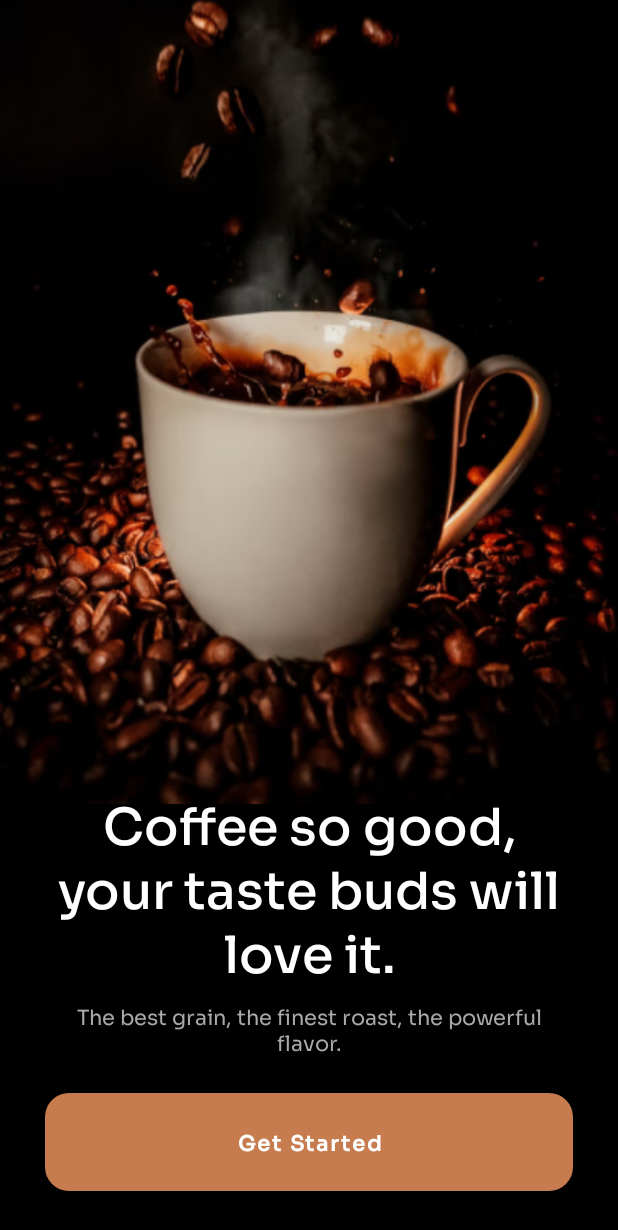
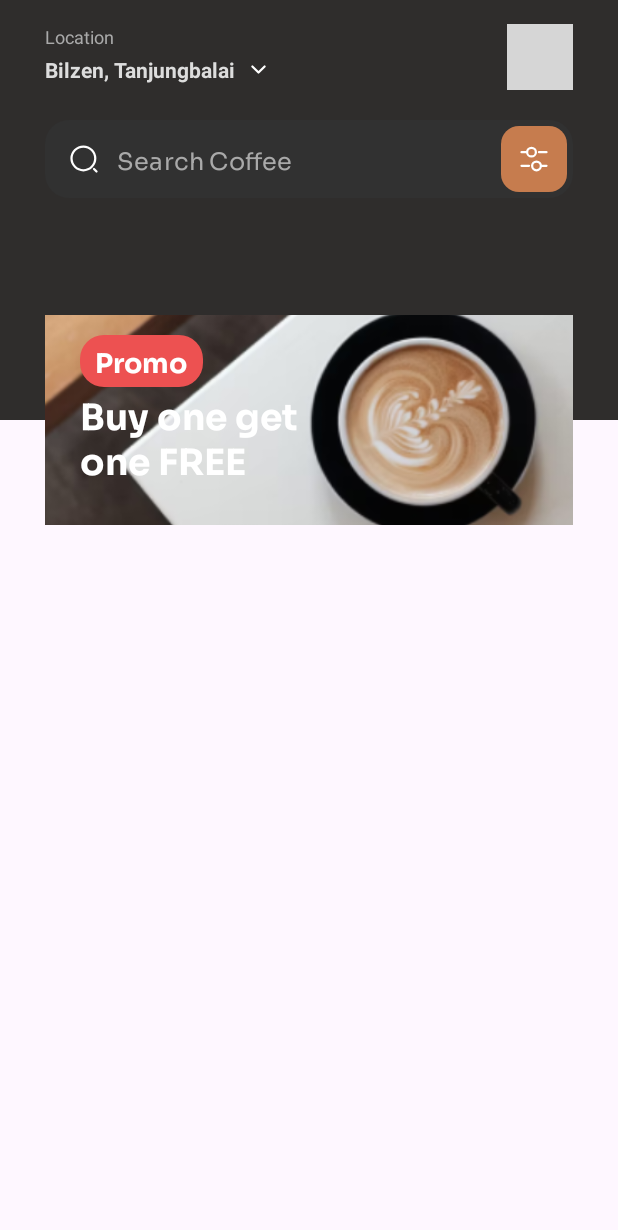
Before and after one commit to Matheus0liveira/coffee-shop, an Android app: the layout activity_main.xml on its own in the app's theme, with its tools: preview values and no code run, on a phone screen of 412 x 824 dp. Shown: the top 1230 px of the screen. Run offline under Robolectric (Android 15) with nearby library versions, the phone set to English and light mode, and no system bars; grey boxes are pictures that could not be loaded.

Commit message:
feat: create header and promo container

```diff
--- a/app/build.gradle
+++ b/app/build.gradle
@@ -43,6 +43,9 @@ dependencies {
     implementation 'androidx.constraintlayout:constraintlayout:2.1.4'
     implementation 'androidx.navigation:navigation-fragment-ktx:2.7.6'
     implementation 'androidx.navigation:navigation-ui-ktx:2.7.6'
+
+    implementation 'de.hdodenhof:circleimageview:3.1.0'
+
     testImplementation 'junit:junit:4.13.2'
     androidTestImplementation 'androidx.test.ext:junit:1.1.5'
     androidTestImplementation 'androidx.test.espresso:espresso-core:3.5.1'
--- /dev/null
+++ b/app/src/main/java/com/matheus0liveira/coffeeshop/common/view/SearchInput.kt
@@ -0,0 +1,30 @@
+package com.matheus0liveira.coffeeshop.common.view
+
+import android.content.Context
+import android.util.AttributeSet
+import android.view.LayoutInflater
+import android.widget.FrameLayout
+import com.matheus0liveira.coffeeshop.R
+
+class SearchInput : FrameLayout {
+
+    constructor(context: Context) : super(context)
+    constructor(context: Context, attrs: AttributeSet?) : super(context, attrs) {
+        setup(context, attrs)
+    }
+
+    constructor(context: Context, attrs: AttributeSet?, defStyleAttr: Int) : super(
+        context,
+        attrs,
+        defStyleAttr
+    ) {
+        setup(context, attrs)
+    }
+
+    private fun setup(context: Context, attrs: AttributeSet?) {
+
+        val inflater = context.getSystemService(Context.LAYOUT_INFLATER_SERVICE) as LayoutInflater
+        inflater.inflate(R.layout.search_input, this)
+    }
+
+}
--- /dev/null
+++ b/app/src/main/res/drawable/arrow_down.xml
@@ -0,0 +1,13 @@
+<vector xmlns:android="http://schemas.android.com/apk/res/android"
+    android:width="14dp"
+    android:height="14dp"
+    android:viewportWidth="14"
+    android:viewportHeight="14">
+  <path
+      android:pathData="M11.083,4.958L7,9.042L2.917,4.958"
+      android:strokeLineJoin="round"
+      android:strokeWidth="1.5"
+      android:fillColor="#00000000"
+      android:strokeColor="#ffffff"
+      android:strokeLineCap="round"/>
+</vector>
--- /dev/null
+++ b/app/src/main/res/drawable/furnitur_container.xml
@@ -0,0 +1,51 @@
+<vector xmlns:android="http://schemas.android.com/apk/res/android"
+    android:width="44dp"
+    android:height="44dp"
+    android:viewportWidth="44"
+    android:viewportHeight="44">
+  <path
+      android:pathData="M12,0L32,0A12,12 0,0 1,44 12L44,32A12,12 0,0 1,32 44L12,44A12,12 0,0 1,0 32L0,12A12,12 0,0 1,12 0z"
+      android:fillColor="#C67C4E"/>
+  <path
+      android:pathData="M30.333,17.417H25.333"
+      android:strokeLineJoin="round"
+      android:strokeWidth="1.5"
+      android:fillColor="#00000000"
+      android:strokeColor="#ffffff"
+      android:strokeLineCap="round"/>
+  <path
+      android:pathData="M17,17.417H13.667"
+      android:strokeLineJoin="round"
+      android:strokeWidth="1.5"
+      android:fillColor="#00000000"
+      android:strokeColor="#ffffff"
+      android:strokeLineCap="round"/>
+  <path
+      android:pathData="M20.333,20.333C21.944,20.333 23.25,19.028 23.25,17.417C23.25,15.806 21.944,14.5 20.333,14.5C18.722,14.5 17.417,15.806 17.417,17.417C17.417,19.028 18.722,20.333 20.333,20.333Z"
+      android:strokeLineJoin="round"
+      android:strokeWidth="1.5"
+      android:fillColor="#00000000"
+      android:strokeColor="#ffffff"
+      android:strokeLineCap="round"/>
+  <path
+      android:pathData="M30.333,26.583H27"
+      android:strokeLineJoin="round"
+      android:strokeWidth="1.5"
+      android:fillColor="#00000000"
+      android:strokeColor="#ffffff"
+      android:strokeLineCap="round"/>
+  <path
+      android:pathData="M18.667,26.583H13.667"
+      android:strokeLineJoin="round"
+      android:strokeWidth="1.5"
+      android:fillColor="#00000000"
+      android:strokeColor="#ffffff"
+      android:strokeLineCap="round"/>
+  <path
+      android:pathData="M23.667,29.5C25.278,29.5 26.583,28.194 26.583,26.583C26.583,24.972 25.278,23.667 23.667,23.667C22.056,23.667 20.75,24.972 20.75,26.583C20.75,28.194 22.056,29.5 23.667,29.5Z"
+      android:strokeLineJoin="round"
+      android:strokeWidth="1.5"
+      android:fillColor="#00000000"
+      android:strokeColor="#ffffff"
+      android:strokeLineCap="round"/>
+</vector>
--- /dev/null
+++ b/app/src/main/res/drawable/search.xml
@@ -0,0 +1,20 @@
+<vector xmlns:android="http://schemas.android.com/apk/res/android"
+    android:width="20dp"
+    android:height="20dp"
+    android:viewportWidth="20"
+    android:viewportHeight="20">
+  <path
+      android:pathData="M9.583,17.5C13.956,17.5 17.5,13.956 17.5,9.583C17.5,5.211 13.956,1.667 9.583,1.667C5.211,1.667 1.667,5.211 1.667,9.583C1.667,13.956 5.211,17.5 9.583,17.5Z"
+      android:strokeLineJoin="round"
+      android:strokeWidth="1.5"
+      android:fillColor="#00000000"
+      android:strokeColor="#ffffff"
+      android:strokeLineCap="round"/>
+  <path
+      android:pathData="M18.333,18.333L16.667,16.667"
+      android:strokeLineJoin="round"
+      android:strokeWidth="1.5"
+      android:fillColor="#00000000"
+      android:strokeColor="#ffffff"
+      android:strokeLineCap="round"/>
+</vector>
--- /dev/null
+++ b/app/src/main/res/font/sora_bold.xml
@@ -0,0 +1,7 @@
+<?xml version="1.0" encoding="utf-8"?>
+<font-family xmlns:app="http://schemas.android.com/apk/res-auto"
+        app:fontProviderAuthority="com.google.android.gms.fonts"
+        app:fontProviderPackage="com.google.android.gms"
+        app:fontProviderQuery="name=Sora&amp;weight=700"
+        app:fontProviderCerts="@array/com_google_android_gms_fonts_certs">
+</font-family>
--- a/app/src/main/res/layout/activity_main.xml
+++ b/app/src/main/res/layout/activity_main.xml
@@ -1,72 +1,111 @@
 <?xml version="1.0" encoding="utf-8"?>
 <RelativeLayout xmlns:android="http://schemas.android.com/apk/res/android"
-    xmlns:app="http://schemas.android.com/apk/res-auto"
-    xmlns:tools="http://schemas.android.com/tools"
     android:layout_width="match_parent"
     android:layout_height="match_parent"
-    android:fitsSystemWindows="true"
-    android:background="@color/black"
-    tools:context=".MainActivity">
+    xmlns:app="http://schemas.android.com/apk/res-auto"
+    xmlns:tools="http://schemas.android.com/tools">
 
-    <ImageView
+    <androidx.constraintlayout.widget.ConstraintLayout
+        android:id="@+id/main_header"
         android:layout_width="match_parent"
-        android:layout_height="wrap_content"
-        android:src="@drawable/big_coffee"
-        android:scaleType="centerCrop"
-        app:layout_constraintTop_toTopOf="parent"
-        app:layout_constraintStart_toStartOf="parent"
-        app:layout_constraintEnd_toEndOf="parent"
-        android:contentDescription="@null" />
+        android:layout_height="280dp"
+        android:paddingTop="16dp"
+        android:paddingHorizontal="30dp"
+        android:background="@color/dark">
+
+        <TextView
+            android:id="@+id/main_help_location_txt"
+            android:layout_width="0dp"
+            android:layout_height="wrap_content"
+            android:text="@string/location"
+            android:textSize="12sp"
+            android:textColor="@color/gray"
+            app:layout_constraintTop_toTopOf="@id/profile_image"
+            app:layout_constraintEnd_toStartOf="@id/profile_image"
+            app:layout_constraintStart_toStartOf="parent" />
+
+        <TextView
+            android:id="@+id/main_location_txt"
+            android:layout_width="wrap_content"
+            android:layout_height="wrap_content"
+            tools:text="Bilzen, Tanjungbalai"
+            android:textColor="@color/gray_white"
+            android:textStyle="bold"
+            android:textSize="14sp"
+            app:layout_constraintTop_toBottomOf="@id/main_help_location_txt"
+            app:layout_constraintBottom_toBottomOf="@id/profile_image"
+            app:layout_constraintStart_toStartOf="parent" />
+
+        <ImageView
+            android:layout_width="wrap_content"
+            android:layout_height="wrap_content"
+            android:src="@drawable/arrow_down"
+            app:layout_constraintStart_toEndOf="@id/main_location_txt"
+            app:layout_constraintTop_toTopOf="@id/main_location_txt"
+            android:layout_marginStart="8dp"
+            app:layout_constraintBottom_toBottomOf="@id/main_location_txt"
+            android:contentDescription="@null" />
 
 
-    <androidx.constraintlayout.widget.ConstraintLayout
-        android:id="@+id/welcome_content"
-        android:layout_width="match_parent"
-        android:layout_height="362dp"
-        android:background="@drawable/gradient"
-        app:layout_constraintBottom_toBottomOf="parent"
-        app:layout_constraintEnd_toEndOf="parent"
-        android:layout_alignParentBottom="true"
-        app:layout_constraintStart_toStartOf="parent"
-        android:paddingHorizontal="30dp"
-        android:paddingVertical="30dp">
+        <de.hdodenhof.circleimageview.CircleImageView
+            android:id="@+id/profile_image"
+            android:layout_width="44dp"
+            android:layout_height="44dp"
+            tools:src="@tools:sample/backgrounds/scenic"
+            app:layout_constraintTop_toTopOf="@id/main_help_location_txt"
+            app:layout_constraintBottom_toBottomOf="@id/main_location_txt"
+            app:layout_constraintStart_toEndOf="@id/main_help_location_txt"
+            app:layout_constraintEnd_toEndOf="parent" />
 
-        <TextView
-            android:id="@+id/welcome_main_content"
-            android:layout_width="wrap_content"
+        <com.matheus0liveira.coffeeshop.common.view.SearchInput
+            android:layout_width="match_parent"
             android:layout_height="wrap_content"
-            android:text="@string/welcome_main_content"
-            android:textColor="@color/white"
-            android:textSize="34sp"
-            android:fontFamily="@font/sora_medium"
-            android:textAlignment="center"
-            app:layout_constraintStart_toStartOf="parent"
-            app:layout_constraintEnd_toEndOf="parent"
-            app:layout_constraintBottom_toTopOf="@id/welcome_help_content"
-            android:layout_marginBottom="8dp" />
-
-        <TextView
-            android:id="@+id/welcome_help_content"
-            android:layout_width="wrap_content"
-            android:layout_height="wrap_content"
-            android:text="@string/welcome_help_content"
-            app:layout_constraintBottom_toTopOf="@id/get_starting_btn"
-            android:layout_marginBottom="24dp"
-            android:paddingHorizontal="16dp"
-            app:layout_constraintStart_toStartOf="parent"
-            app:layout_constraintEnd_toEndOf="parent"
-            android:textColor="@color/gray"
-            android:textSize="14sp"
-            android:textAlignment="center"
-            android:fontFamily="@font/sora" />
-
-        <Button
-            android:id="@+id/get_starting_btn"
-            style="@style/Theme.CoffeeShop.Button"
-            android:text="@string/get_started"
-            app:layout_constraintBottom_toBottomOf="parent"
-            app:layout_constraintEnd_toEndOf="parent"
+            android:layout_marginTop="24dp"
+            app:layout_constraintTop_toBottomOf="@id/main_location_txt"
             app:layout_constraintStart_toStartOf="parent" />
     </androidx.constraintlayout.widget.ConstraintLayout>
 
+    <RelativeLayout
+        android:layout_width="match_parent"
+        android:layout_height="140dp"
+        android:layout_marginTop="-70dp"
+        android:layout_below="@id/main_header"
+        android:paddingHorizontal="30dp">
+
+        <ImageView
+            android:id="@+id/img_promo"
+            android:layout_width="match_parent"
+            android:layout_height="match_parent"
+            android:scaleType="centerCrop"
+            android:src="@drawable/promo_coffee"
+            android:background="@drawable/rounded_corner"
+            android:contentDescription="@null" />
+
+        <TextView
+            android:id="@+id/promo"
+            android:layout_width="wrap_content"
+            android:layout_height="wrap_content"
+            android:textAlignment="center"
+            android:paddingVertical="4dp"
+            android:paddingHorizontal="10dp"
+            android:textSize="18sp"
+            android:fontFamily="@font/sora_bold"
+            android:text="@string/promo"
+            android:textColor="@color/white"
+            android:backgroundTint="@color/red"
+            android:background="@drawable/rounded_corner"
+            android:layout_marginTop="13dp"
+            android:layout_marginStart="23dp" />
+
+        <TextView
+            android:layout_width="180dp"
+            android:layout_height="wrap_content"
+            android:layout_below="@id/promo"
+            android:layout_marginStart="23dp"
+            android:fontFamily="@font/sora_bold"
+            android:text="Buy one get one FREE"
+            android:textColor="@color/white"
+            android:textSize="24sp" />
+    </RelativeLayout>
+
 </RelativeLayout>
--- /dev/null
+++ b/app/src/main/res/layout/search_input.xml
@@ -0,0 +1,32 @@
+<?xml version="1.0" encoding="utf-8"?>
+<merge xmlns:android="http://schemas.android.com/apk/res/android"
+    xmlns:tools="http://schemas.android.com/tools"
+    xmlns:app="http://schemas.android.com/apk/res-auto"
+    android:layout_width="match_parent"
+    android:layout_height="wrap_content">
+
+    <com.google.android.material.textfield.TextInputLayout
+        app:hintEnabled="false"
+        android:layout_width="match_parent"
+        android:layout_height="wrap_content"
+        android:theme="@style/Theme.CoffeeShop.Input.Layout">
+
+        <com.google.android.material.textfield.TextInputEditText
+            android:layout_width="match_parent"
+            android:layout_height="52dp"
+            android:drawableStart="@drawable/search"
+            android:drawableEnd="@drawable/furnitur_container"
+            android:drawablePadding="12dp"
+            android:fontFamily="@font/sora"
+            android:foregroundTintMode="@color/gray"
+            android:paddingStart="16dp"
+            android:paddingEnd="4dp"
+            android:paddingVertical="4dp"
+            android:textColor="@color/white"
+            android:background="@drawable/rounded_corner"
+            android:backgroundTint="@color/gray_black"
+            android:textColorHint="@color/gray"
+            android:hint="@string/search_coffee" />
+    </com.google.android.material.textfield.TextInputLayout>
+
+</merge>
--- a/app/src/main/res/menu/menu_main.xml
+++ b/app/src/main/res/menu/menu_main.xml
@@ -1,7 +1,7 @@
 <menu xmlns:android="http://schemas.android.com/apk/res/android"
     xmlns:app="http://schemas.android.com/apk/res-auto"
     xmlns:tools="http://schemas.android.com/tools"
-    tools:context="com.matheus0liveira.coffeeshop.MainActivity">
+    tools:context="com.matheus0liveira.coffeeshop.welcome.view.WelcomeActivity">
     <item
         android:id="@+id/action_settings"
         android:orderInCategory="100"
--- a/app/src/main/res/values/colors.xml
+++ b/app/src/main/res/values/colors.xml
@@ -5,5 +5,7 @@
     <color name="dark">#2F2D2C</color>
     <color name="brown">#C67C4E</color>
     <color name="gray">#A9A9A9</color>
+    <color name="gray_white">#DDDDDD</color>
     <color name="gray_black">#313131</color>
+    <color name="red">#ED5151</color>
 </resources>
--- a/app/src/main/res/values/preloaded_fonts.xml
+++ b/app/src/main/res/values/preloaded_fonts.xml
@@ -2,6 +2,7 @@
 <resources>
     <array name="preloaded_fonts" translatable="false">
         <item>@font/sora</item>
+        <item>@font/sora_bold</item>
         <item>@font/sora_medium</item>
     </array>
 </resources>
--- a/app/src/main/res/values/strings.xml
+++ b/app/src/main/res/values/strings.xml
@@ -46,4 +46,7 @@
     <string name="get_started">Get Started</string>
     <string name="welcome_main_content">Coffee so good, your taste buds will love it.</string>
     <string name="welcome_help_content">The best grain, the finest roast, the powerful flavor.</string>
+    <string name="location">Location</string>
+    <string name="search_coffee">Search Coffee</string>
+    <string name="promo">Promo</string>
 </resources>
--- a/app/src/main/res/values/styles.xml
+++ b/app/src/main/res/values/styles.xml
@@ -17,4 +17,11 @@
         <item name="android:foreground">?attr/selectableItemBackgroundBorderless</item>
     </style>
 
+    <style name="Theme.CoffeeShop.Input.Layout" parent="Widget.MaterialComponents.TextInputLayout.OutlinedBox">
+        <!--        <item name="colorControlNormal">#400060AB</item>-->
+        <!--        <item name="colorControlActivated">#0060AB</item>-->
+        <item name="android:layout_width">match_parent</item>
+        <item name="android:layout_height">wrap_content</item>
+    </style>
+
 </resources>
```
Also changed, not shown: app/src/main/AndroidManifest.xml (+7 -3 lines), app/src/main/java/com/matheus0liveira/coffeeshop/MainActivity.kt (deleted, +0 -26 lines), app/src/main/java/com/matheus0liveira/coffeeshop/main/view/MainActivity.kt (added, +32 -0 lines), app/src/main/java/com/matheus0liveira/coffeeshop/welcome/view/WelcomeActivity.kt (added, +20 -0 lines), app/src/main/res/drawable/furnitur.xml (added, +49 -0 lines), app/src/main/res/layout/activity_welcome.xml (added, +72 -0 lines), app/src/main/res/drawable/promo_coffee.png (added).
